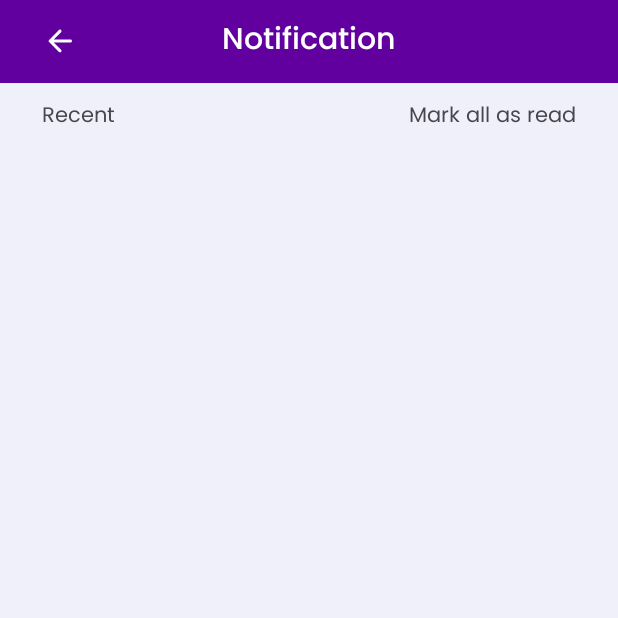
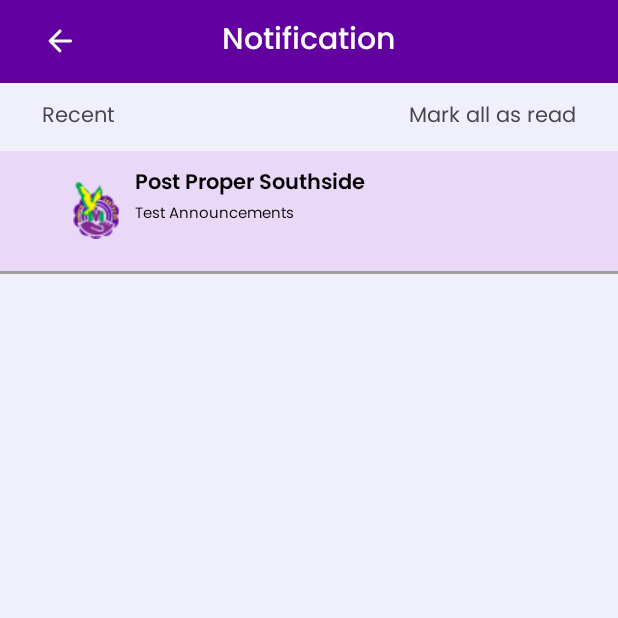
Before and after one commit to TheMeowgician/Barangay-Post-Proper-Southside-Information-System, an Android app: the NotificationActivity screen opened directly, with no data from a screen before it, on a phone screen of 412 x 824 dp, the top half of it. Run offline under Robolectric (Android 15) with nearby library versions, the phone set to English and light mode, and no system bars; our stand-ins replace CircleImageView; Roboto replaces fonts that are not available here.

Commit message:
added notification_item_view.xml, NotificationAdapter.java, NotificationRecyclerViewHolder.java and NotificationRecyclerViewItem.java for Notification Activity(not finished yet)

```diff
--- a/app/src/main/java/com/example/barangayinformationsystem/NotificationActivity.java
+++ b/app/src/main/java/com/example/barangayinformationsystem/NotificationActivity.java
@@ -9,11 +9,19 @@ import androidx.appcompat.widget.AppCompatImageButton;
 import androidx.core.graphics.Insets;
 import androidx.core.view.ViewCompat;
 import androidx.core.view.WindowInsetsCompat;
+import androidx.recyclerview.widget.LinearLayoutManager;
+import androidx.recyclerview.widget.RecyclerView;
+
+import java.util.ArrayList;
+import java.util.List;
 
 public class NotificationActivity extends AppCompatActivity {
 
     AppCompatImageButton notification_activity_header_back_button;
+    RecyclerView notification_activity_recycler_view;
+    List<NotificationRecyclerViewItem> notificationRecyclerViewItems;
 
+    String nameOfUser = "Post Proper Southside";
     @Override
     protected void onCreate(Bundle savedInstanceState) {
         super.onCreate(savedInstanceState);
@@ -29,6 +37,19 @@ public class NotificationActivity extends AppCompatActivity {
 
     private void initializeComponents() {
         notification_activity_header_back_button = findViewById(R.id.notification_activity_header_back_button);
+        notification_activity_recycler_view = findViewById(R.id.notification_activity_recycler_view);
+
+        addItemsToRecyclerView();
+
+        notification_activity_recycler_view.setLayoutManager(new LinearLayoutManager(this));
+        notification_activity_recycler_view.setAdapter(new NotificationAdapter(getApplicationContext(), notificationRecyclerViewItems));
+
+    }
+
+    private void addItemsToRecyclerView() {
+
+        notificationRecyclerViewItems = new ArrayList<NotificationRecyclerViewItem>();
+        notificationRecyclerViewItems.add(new NotificationRecyclerViewItem(nameOfUser, "Test Announcements", R.drawable.notification_pps_logo));
     }
 
     public void back(View view) {
--- /dev/null
+++ b/app/src/main/java/com/example/barangayinformationsystem/NotificationAdapter.java
@@ -0,0 +1,41 @@
+package com.example.barangayinformationsystem;
+
+import android.content.ClipData;
+import android.content.Context;
+import android.media.RouteListingPreference;
+import android.view.LayoutInflater;
+import android.view.ViewGroup;
+
+import androidx.annotation.NonNull;
+import androidx.recyclerview.widget.RecyclerView;
+
+import java.util.List;
+
+public class NotificationAdapter extends RecyclerView.Adapter<NotificationRecyclerViewHolder> {
+
+    Context context;
+    List<NotificationRecyclerViewItem> items;
+
+    public NotificationAdapter(Context context, List<NotificationRecyclerViewItem> items) {
+        this.context = context;
+        this.items = items;
+    }
+
+    @NonNull
+    @Override
+    public NotificationRecyclerViewHolder onCreateViewHolder(@NonNull ViewGroup parent, int viewType) {
+        return new NotificationRecyclerViewHolder(LayoutInflater.from(context).inflate(R.layout.notification_item_view, parent, false));
+    }
+
+    @Override
+    public void onBindViewHolder(@NonNull NotificationRecyclerViewHolder holder, int position) {
+        holder.notification_recycler_view_item_name_of_user_material_text_view.setText(items.get(position).getNameOfUser());
+        holder.notification_recycler_view_item_caption_of_user_material_text_view.setText(items.get(position).getCaption());
+        holder.notification_recycler_view_item_image_view.setImageResource(items.get(position).getImage());
+    }
+
+    @Override
+    public int getItemCount() {
+        return items.size();
+    }
+}
--- /dev/null
+++ b/app/src/main/java/com/example/barangayinformationsystem/NotificationRecyclerViewHolder.java
@@ -0,0 +1,23 @@
+package com.example.barangayinformationsystem;
+
+import android.view.View;
+import android.widget.ImageView;
+
+import androidx.annotation.NonNull;
+import androidx.recyclerview.widget.RecyclerView;
+
+import com.google.android.material.textview.MaterialTextView;
+
+public class NotificationRecyclerViewHolder extends RecyclerView.ViewHolder {
+
+    MaterialTextView notification_recycler_view_item_name_of_user_material_text_view;
+    MaterialTextView notification_recycler_view_item_caption_of_user_material_text_view;
+    ImageView notification_recycler_view_item_image_view;
+
+    public NotificationRecyclerViewHolder(@NonNull View itemView) {
+        super(itemView);
+        notification_recycler_view_item_name_of_user_material_text_view = itemView.findViewById(R.id.notification_recycler_view_item_name_of_user_material_text_view);
+        notification_recycler_view_item_caption_of_user_material_text_view = itemView.findViewById(R.id.notification_recycler_view_item_caption_of_user_material_text_view);
+        notification_recycler_view_item_image_view = itemView.findViewById(R.id.notification_recycler_view_item_image_view);
+    }
+}
--- /dev/null
+++ b/app/src/main/java/com/example/barangayinformationsystem/NotificationRecyclerViewItem.java
@@ -0,0 +1,43 @@
+package com.example.barangayinformationsystem;
+
+import android.view.View;
+
+import androidx.annotation.NonNull;
+import androidx.recyclerview.widget.RecyclerView;
+
+public class NotificationRecyclerViewItem {
+
+    String nameOfUser;
+    String caption;
+    int image;
+
+    public NotificationRecyclerViewItem(String nameOfUser, String caption, int image) {
+        this.nameOfUser = nameOfUser;
+        this.caption = caption;
+        this.image = image;
+    }
+
+    public String getNameOfUser() {
+        return nameOfUser;
+    }
+
+    public void setNameOfUser(String nameOfUser) {
+        this.nameOfUser = nameOfUser;
+    }
+
+    public String getCaption() {
+        return caption;
+    }
+
+    public void setCaption(String caption) {
+        this.caption = caption;
+    }
+
+    public int getImage() {
+        return image;
+    }
+
+    public void setImage(int image) {
+        this.image = image;
+    }
+}
--- a/app/src/main/res/layout/activity_notification.xml
+++ b/app/src/main/res/layout/activity_notification.xml
@@ -38,18 +38,13 @@
 
     </RelativeLayout>
 
-    <ScrollView
-        android:id="@+id/notification_activity_body_scroll_view"
-        android:layout_width="match_parent"
-        android:layout_height="match_parent"
-        android:layout_below="@+id/notification_activity_header_relative_layout">
-
     <RelativeLayout
         android:id="@+id/notification_activity_recent_notification_relative_layout"
         android:layout_width="match_parent"
         android:layout_height="45dp"
         android:paddingLeft="28dp"
-            android:paddingRight="28dp">
+        android:paddingRight="28dp"
+        android:layout_below="@+id/notification_activity_header_relative_layout">
 
         <com.google.android.material.textview.MaterialTextView
             android:id="@+id/notification_activity_recent_textview"
@@ -72,6 +67,24 @@
 
     </RelativeLayout>
 
+    <ScrollView
+        android:id="@+id/notification_activity_body_scroll_view"
+        android:layout_width="match_parent"
+        android:layout_height="match_parent"
+        android:layout_below="@+id/notification_activity_recent_notification_relative_layout">
+
+        <RelativeLayout
+            android:id="@+id/notification_activity_body_relative_layout"
+            android:layout_width="match_parent"
+            android:layout_height="match_parent">
+
+            <androidx.recyclerview.widget.RecyclerView
+                android:id="@+id/notification_activity_recycler_view"
+                android:layout_width="match_parent"
+                android:layout_height="wrap_content"/>
+
+        </RelativeLayout>
+
     </ScrollView>
 
 </RelativeLayout>
--- /dev/null
+++ b/app/src/main/res/layout/notification_item_view.xml
@@ -0,0 +1,61 @@
+<?xml version="1.0" encoding="utf-8"?>
+<RelativeLayout xmlns:android="http://schemas.android.com/apk/res/android"
+    android:layout_width="match_parent"
+    android:layout_height="wrap_content"
+    android:background="#E9D8F8">
+
+    <RelativeLayout
+        android:id="@+id/notification_recycler_view_item_image_view_relative_layout"
+        android:layout_width="80dp"
+        android:layout_height="80dp"
+        android:layout_marginRight="10dp">
+
+        <ImageView
+            android:id="@+id/notification_recycler_view_item_image_view"
+            android:layout_width="wrap_content"
+            android:layout_height="wrap_content"
+            android:layout_alignParentRight="true"
+            android:layout_centerVertical="true"
+            />
+
+    </RelativeLayout>
+
+    <RelativeLayout
+        android:id="@+id/notification_name_of_user_and_caption_relative_layout"
+        android:layout_width="wrap_content"
+        android:layout_height="wrap_content"
+        android:layout_marginTop="10dp"
+        android:layout_marginRight="28dp"
+        android:layout_toEndOf="@+id/notification_recycler_view_item_image_view_relative_layout">
+
+        <com.google.android.material.textview.MaterialTextView
+            android:id="@+id/notification_recycler_view_item_name_of_user_material_text_view"
+            android:layout_width="match_parent"
+            android:layout_height="wrap_content"
+            android:paddingRight="20dp"
+            android:textColor="@color/black"
+            android:fontFamily="@font/poppins_semibold"
+            android:textSize="14sp"
+            />
+
+        <com.google.android.material.textview.MaterialTextView
+            android:id="@+id/notification_recycler_view_item_caption_of_user_material_text_view"
+            android:layout_width="match_parent"
+            android:layout_height="wrap_content"
+            android:paddingRight="20dp"
+            android:textColor="@color/black"
+            android:fontFamily="@font/poppins"
+            android:textSize="10sp"
+            android:layout_below="@+id/notification_recycler_view_item_name_of_user_material_text_view"/>
+
+    </RelativeLayout>
+
+    <LinearLayout
+        android:layout_width="match_parent"
+        android:layout_height="2dp"
+        android:background="#A0A0A0"
+        android:layout_below="@+id/notification_recycler_view_item_image_view_relative_layout">
+
+    </LinearLayout>
+
+</RelativeLayout>
```
Also changed, not shown: app/src/main/res/drawable/notification_pps_logo.png (added). Lines whose indentation alone changed are shown as unchanged.
